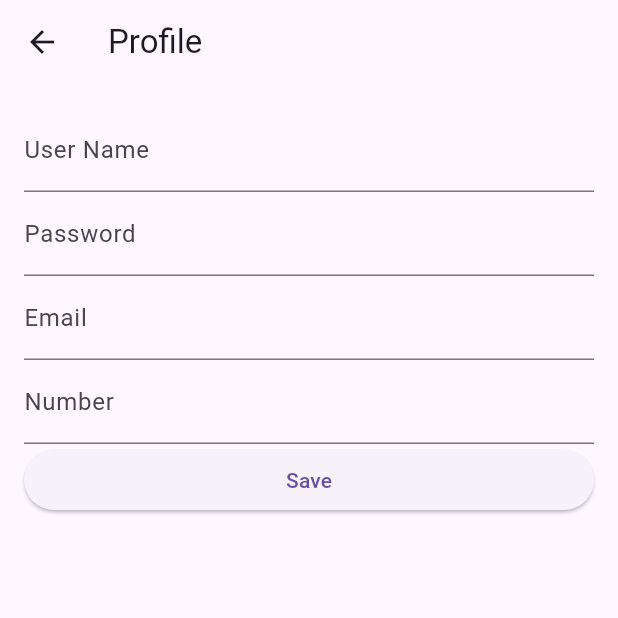
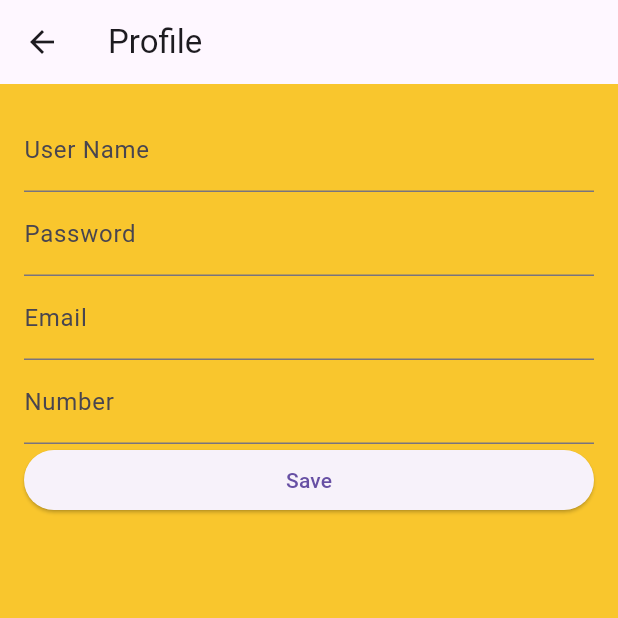
Before and after one commit to adriancamarena2310/ArgenisPizza, a Flutter app: the ProfileScreen screen opened directly with empty values, on a phone screen of 412 x 824 dp, the top half of it. Run offline on Flutter 3.47's test engine with Material 3 defaults, Android fonts, the phone set to English and light mode, and no system bars.

Commit message:
Feat: LoginScreen-RegisterScreen-ProfileScreen

```diff
--- a/argenis_app/lib/src/screens/Profile_Screen.dart
+++ b/argenis_app/lib/src/screens/Profile_Screen.dart
@@ -1,13 +1,12 @@
+import 'package:flutter/material.dart';
 import 'package:argenis_app/src/models/user_model.dart';
 import 'package:argenis_app/src/screens/Home_Domicilio_Screen.dart';
-import 'package:flutter/material.dart';
 
 class ProfileScreen extends StatefulWidget {
   final Usuario? user;
   const ProfileScreen(this.user, {Key? key}) : super(key: key);
 
   @override
-  // ignore: library_private_types_in_public_api
   _ProfileScreenState createState() => _ProfileScreenState();
 }
 
@@ -23,7 +22,9 @@ class _ProfileScreenState extends State<ProfileScreen> {
       appBar: AppBar(
         title: const Text('Profile'),
       ),
-      body: Padding(
+      body: Container(
+        color: Color.fromARGB(255, 249, 198, 45), // Fondo naranja
+        child: Padding(
           padding: const EdgeInsets.all(16.0),
           child: Column(
             crossAxisAlignment: CrossAxisAlignment.stretch,
@@ -51,6 +52,7 @@ class _ProfileScreenState extends State<ProfileScreen> {
                 child: const Text('Save'),
               ),
             ],
+          ),
         ),
       ),
     );
```
Also changed, not shown: argenis_app/lib/src/screens/Login_Screen.dart (+11 -0 lines), argenis_app/lib/src/screens/Register_Screen.dart (+6 -7 lines), argenis_app/pubspec.lock. Lines whose indentation alone changed are shown as unchanged.
